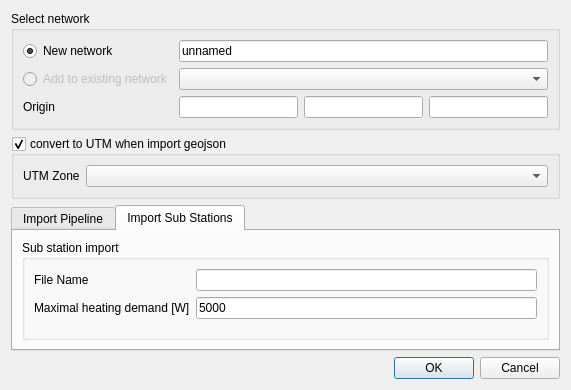
This is SIM-VICUS/src/SVNetworkImportDialog.ui in ghorwin/SIM-VICUS as Qt 5 draws it before an edit. The edited form follows.
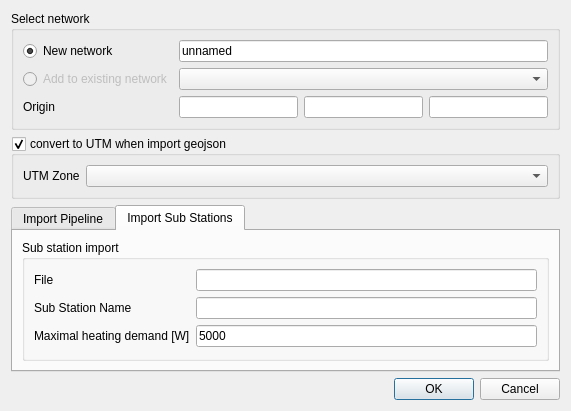
This is the edited form. The open tabs and pages were chosen to show the change. Custom widgets are drawn as their Qt base class.

Commit message: modifications in network import dialog, increase version number

What changed in the file:
```diff
--- a/SIM-VICUS/src/SVNetworkImportDialog.ui
+++ b/SIM-VICUS/src/SVNetworkImportDialog.ui
@@ -96,21 +96,21 @@
           <item row="0" column="0">
            <widget class="QLabel" name="label_11">
             <property name="text">
-             <string>File Name</string>
+             <string>File</string>
             </property>
            </widget>
           </item>
           <item row="0" column="1">
            <widget class="QtExt::BrowseFilenameWidget" name="lineEditSubStationFileName"/>
           </item>
-          <item row="1" column="0">
+          <item row="2" column="0">
            <widget class="QLabel" name="label_12">
             <property name="text">
              <string>Maximal heating demand [W]</string>
             </property>
            </widget>
           </item>
-          <item row="1" column="1">
+          <item row="2" column="1">
            <widget class="QtExt::ValidatingLineEdit" name="lineEditMaxHeatingDemand">
             <property name="layoutDirection">
              <enum>Qt::LeftToRight</enum>
@@ -123,6 +123,16 @@
             </property>
            </widget>
           </item>
+          <item row="1" column="0">
+           <widget class="QLabel" name="label_13">
+            <property name="text">
+             <string>Sub Station Name</string>
+            </property>
+           </widget>
+          </item>
+          <item row="1" column="1">
+           <widget class="QLineEdit" name="lineEditSubStationName"/>
+          </item>
          </layout>
         </widget>
        </item>
```
Left out of the diff: 2 changed lines with no effect on the pictures. The commit also changes 3 other files.
